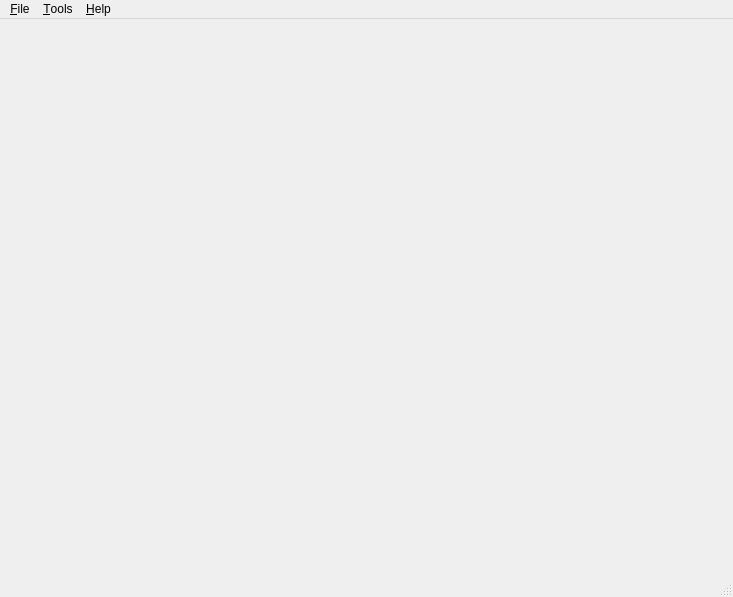
First picture: the form in MainWindow.ui, repository Harrisonp365/FinalPassV2, before the edit.
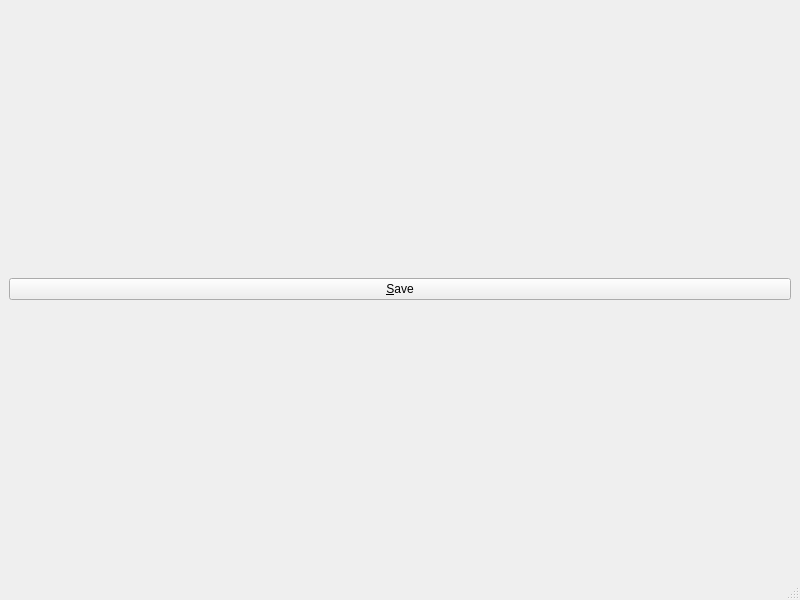
Second picture: the form after the edit.

Commit message: full MainWindow deletion and then re-create and rebuild main window and window form with one current button

The edit to the form file:
```diff
--- a/MainWindow.ui
+++ b/MainWindow.ui
@@ -6,77 +6,33 @@
    <rect>
     <x>0</x>
     <y>0</y>
-    <width>733</width>
-    <height>597</height>
+    <width>800</width>
+    <height>600</height>
    </rect>
   </property>
-  <property name="minimumSize">
-   <size>
-    <width>550</width>
-    <height>550</height>
-   </size>
-  </property>
   <property name="windowTitle">
    <string>MainWindow</string>
   </property>
-  <widget class="QWidget" name="centralWidget">
-   <property name="sizePolicy">
-    <sizepolicy hsizetype="Expanding" vsizetype="Expanding">
-     <horstretch>0</horstretch>
-     <verstretch>0</verstretch>
-    </sizepolicy>
-   </property>
-   <property name="minimumSize">
-    <size>
-     <width>500</width>
-     <height>500</height>
-    </size>
-   </property>
-   <property name="baseSize">
-    <size>
-     <width>500</width>
-     <height>500</height>
-    </size>
-   </property>
-   <property name="mouseTracking">
-    <bool>false</bool>
-   </property>
-   <property name="autoFillBackground">
-    <bool>true</bool>
-   </property>
+  <widget class="QWidget" name="centralwidget">
+   <layout class="QVBoxLayout" name="verticalLayout">
+    <item>
+     <widget class="QPushButton" name="saveBtn">
+      <property name="text">
+       <string>&amp;Save</string>
+      </property>
+     </widget>
+    </item>
+   </layout>
   </widget>
   <widget class="QMenuBar" name="menubar">
    <property name="geometry">
     <rect>
      <x>0</x>
      <y>0</y>
-     <width>733</width>
+     <width>800</width>
      <height>21</height>
     </rect>
    </property>
-   <widget class="QMenu" name="menuFile">
-    <property name="title">
-     <string>&amp;File</string>
-    </property>
-    <addaction name="actionBackUp"/>
-    <addaction name="separator"/>
-    <addaction name="actionEXit"/>
-   </widget>
-   <widget class="QMenu" name="menuHelp">
-    <property name="title">
-     <string>&amp;Help</string>
-    </property>
-    <addaction name="actionAbout"/>
-   </widget>
-   <widget class="QMenu" name="menuTools">
-    <property name="title">
-     <string>&amp;Tools</string>
-    </property>
-    <addaction name="actionFind"/>
-   </widget>
-   <addaction name="menuFile"/>
-   <addaction name="menuTools"/>
-   <addaction name="menuHelp"/>
   </widget>
   <widget class="QStatusBar" name="statusbar"/>
   <action name="actionBackUp">
```
Left out of the diff: 20 changed lines with no effect on the pictures. The commit also changes 4 other files.
